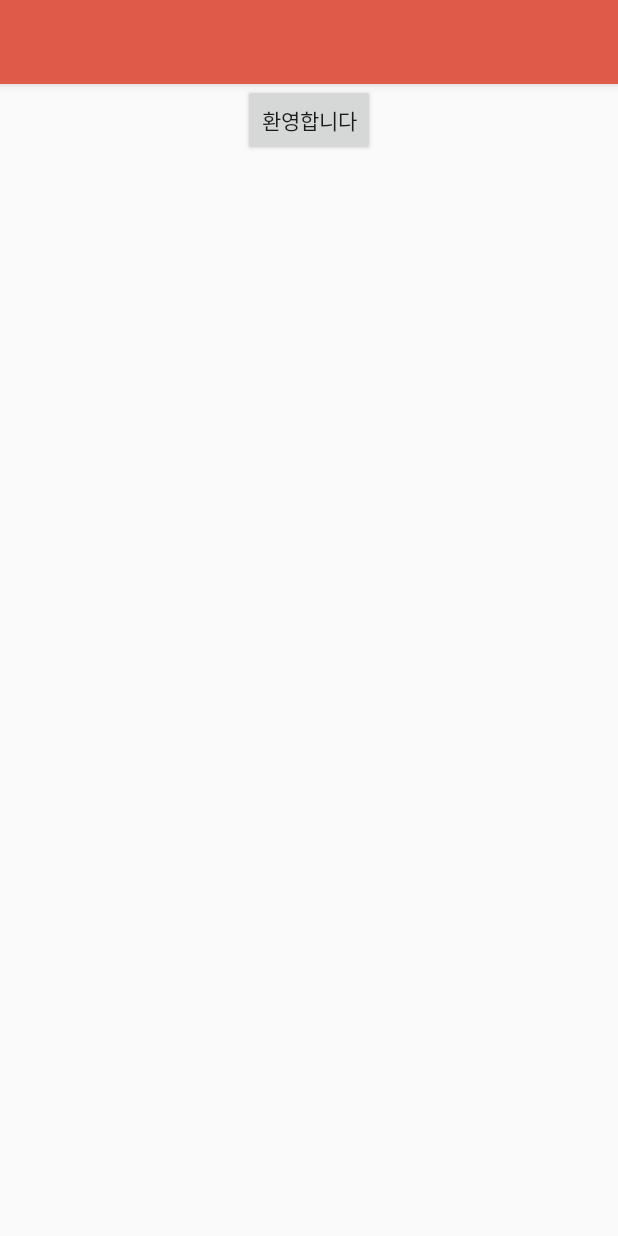
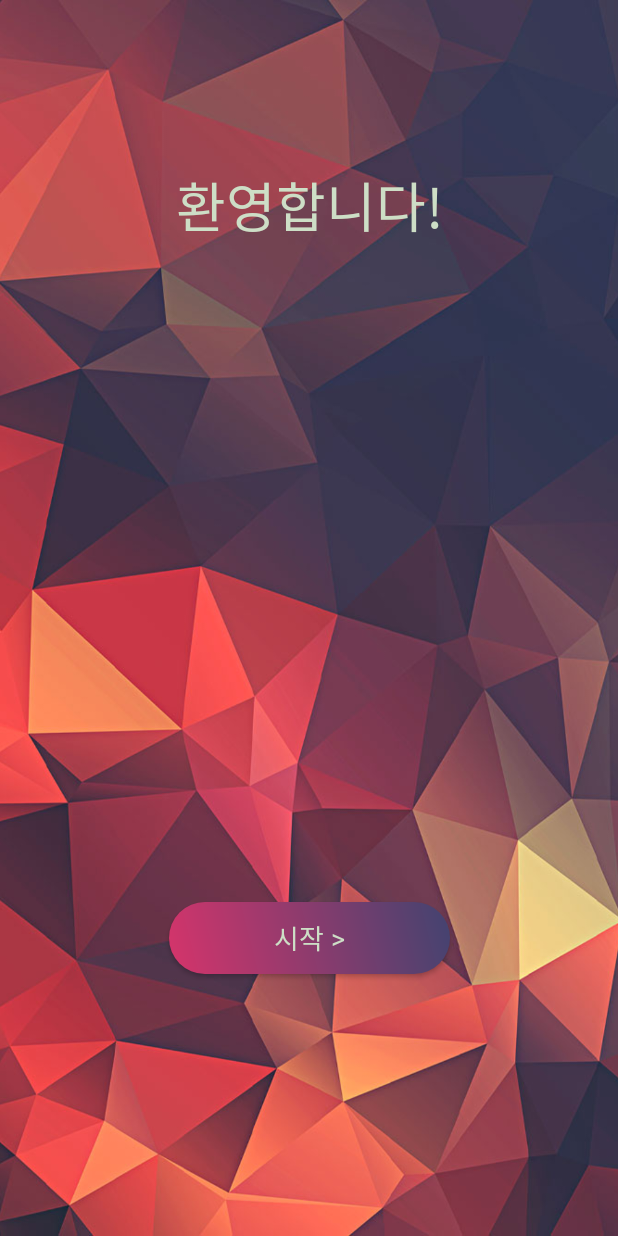
Before and after one commit to sejongk/WeatherAlarm, an Android app: the getPermission screen opened directly, with no data from a screen before it, on a phone screen of 412 x 824 dp. Run offline under Robolectric (Android 15) with nearby library versions, the phone set to English and light mode, and no system bars.

Commit message:
GetPermissionDesign

```diff
--- /dev/null
+++ b/app/src/main/res/drawable/rounded_button.xml
@@ -0,0 +1,17 @@
+<?xml version="1.0" encoding="utf-8"?>
+<shape xmlns:android="http://schemas.android.com/apk/res/android"
+    android:shape="rectangle">
+
+    <corners android:radius="24dp"/> // if you want clear round shape then make radius size is half of your  button`s height.
+    <gradient
+        android:angle="45"
+        android:startColor="#D6346B"
+        android:endColor="#424370"
+        android:type="linear" />
+    <padding
+        android:bottom="5dp"
+        android:left="10dp"
+        android:right="10dp"
+        android:top="5dp"/>
+
+</shape>
--- /dev/null
+++ b/app/src/main/res/font/my_font.xml
@@ -0,0 +1,12 @@
+<?xml version="1.0" encoding="utf-8"?>
+<font-family xmlns:android="http://schemas.android.com/apk/res/android"
+    xmlns:app="http://schemas.android.com/apk/res-auto">
+    <font
+        android:fontStyle="normal"
+        android:fontWeight="400"
+        android:font="@font/nsr"
+        app:fontStyle="normal"
+        app:fontWeight="400"
+        app:font="@font/nsr"
+        />
+</font-family>
--- /dev/null
+++ b/app/src/main/res/font/my_font_b.xml
@@ -0,0 +1,12 @@
+<?xml version="1.0" encoding="utf-8"?>
+<font-family xmlns:android="http://schemas.android.com/apk/res/android"
+    xmlns:app="http://schemas.android.com/apk/res-auto">
+    <font
+        android:fontStyle="normal"
+        android:fontWeight="400"
+        android:font="@font/nsb"
+        app:fontStyle="normal"
+        app:fontWeight="400"
+        app:font="@font/nsb"
+        />
+</font-family>
--- /dev/null
+++ b/app/src/main/res/font/my_font_l.xml
@@ -0,0 +1,12 @@
+<?xml version="1.0" encoding="utf-8"?>
+<font-family xmlns:android="http://schemas.android.com/apk/res/android"
+    xmlns:app="http://schemas.android.com/apk/res-auto">
+    <font
+        android:fontStyle="normal"
+        android:fontWeight="400"
+        android:font="@font/nsl"
+        app:fontStyle="normal"
+        app:fontWeight="400"
+        app:font="@font/nsl"
+        />
+</font-family>
--- a/app/src/main/res/layout/activity_get_permission.xml
+++ b/app/src/main/res/layout/activity_get_permission.xml
@@ -6,20 +6,27 @@
     android:layout_height="match_parent"
     tools:context=".getPermission">
 
-    <android.support.design.widget.AppBarLayout
+    <ImageView
+        android:id="@+id/imageView"
         android:layout_width="match_parent"
         android:layout_height="wrap_content"
-        android:theme="@style/AppTheme.AppBarOverlay">
-
-        <android.support.v7.widget.Toolbar
-            android:id="@+id/toolbar"
-            android:layout_width="match_parent"
-            android:layout_height="?attr/actionBarSize"
-            android:background="?attr/colorPrimary"
-            app:popupTheme="@style/AppTheme.PopupOverlay" />
-
-    </android.support.design.widget.AppBarLayout>
-
+        android:scaleType="centerCrop"
+        app:layout_anchor="@+id/textView"
+        app:layout_anchorGravity="bottom|center"
+        app:srcCompat="@drawable/background" />
     <include layout="@layout/content_get_permission" />
 
+    <TextView
+        android:id="@+id/textView"
+        android:layout_width="match_parent"
+        android:layout_height="274dp"
+        android:fontFamily="@font/my_font"
+        android:gravity="center"
+        android:text="환영합니다!"
+        android:textAllCaps="false"
+        android:textColor="#CDDEC6"
+        android:textSize="36sp" />
+
+
+
 </android.support.design.widget.CoordinatorLayout>
--- a/app/src/main/res/layout/content_get_permission.xml
+++ b/app/src/main/res/layout/content_get_permission.xml
@@ -2,20 +2,26 @@
 <android.support.constraint.ConstraintLayout xmlns:android="http://schemas.android.com/apk/res/android"
     xmlns:app="http://schemas.android.com/apk/res-auto"
     xmlns:tools="http://schemas.android.com/tools"
+
     android:layout_width="match_parent"
     android:layout_height="match_parent"
     app:layout_behavior="@string/appbar_scrolling_view_behavior"
-    tools:context=".getPermission"
     tools:showIn="@layout/activity_get_permission">
 
     <Button
         android:id="@+id/welcome"
-        android:layout_width="wrap_content"
+        android:layout_width="187dp"
         android:layout_height="wrap_content"
+        android:background="@drawable/rounded_button"
+        android:fontFamily="@font/my_font"
+        android:gravity="center_vertical|center_horizontal"
+        android:textColor="#CDDEC6"
         android:text="@string/welcome"
+        android:textSize="18dp"
+        app:layout_constraintBottom_toBottomOf="parent"
         app:layout_constraintEnd_toEndOf="parent"
-        app:layout_constraintHorizontal_bias="0.501"
+        app:layout_constraintHorizontal_bias="0.5"
         app:layout_constraintStart_toStartOf="parent"
-        tools:ignore="MissingConstraints"
-        tools:layout_editor_absoluteY="242dp" />
+        app:layout_constraintTop_toTopOf="parent"
+        app:layout_constraintVertical_bias="0.775" />
 </android.support.constraint.ConstraintLayout>
--- a/app/src/main/res/values/strings.xml
+++ b/app/src/main/res/values/strings.xml
@@ -6,5 +6,5 @@
     <string name="title_activity_person_info">PersonInfo</string>
     <string name="title_activity_full_image">FullImage</string>
     <string name="title_activity_get_permission">getPermission</string>
-    <string name="welcome">환영합니다</string>
+    <string name="welcome">"        시작 >        "</string>
 </resources>
```
Also changed, not shown: app/src/main/res/drawable/background.jpg (added), 3 other files.
